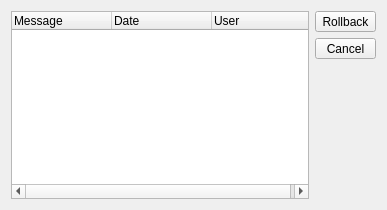
Old version of the form gitforsoftimage/layout/ui/history.ui in the repository csaez/gitforsoftimage.
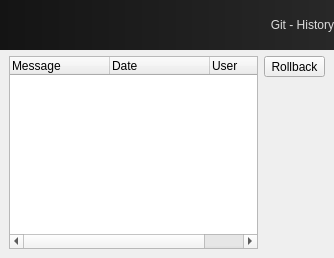
New version of the form.

What changed in the file:
```diff
--- a/gitforsoftimage/layout/ui/history.ui
+++ b/gitforsoftimage/layout/ui/history.ui
@@ -6,14 +6,67 @@
    <rect>
     <x>0</x>
     <y>0</y>
-    <width>387</width>
-    <height>210</height>
+    <width>334</width>
+    <height>258</height>
    </rect>
   </property>
   <property name="windowTitle">
    <string>GitForSoftimage - History</string>
   </property>
-  <layout class="QHBoxLayout" name="horizontalLayout">
+  <layout class="QVBoxLayout" name="verticalLayout">
+   <property name="margin">
+    <number>0</number>
+   </property>
+   <item>
+    <widget class="QLabel" name="banner_label">
+     <property name="sizePolicy">
+      <sizepolicy hsizetype="Preferred" vsizetype="Minimum">
+       <horstretch>0</horstretch>
+       <verstretch>0</verstretch>
+      </sizepolicy>
+     </property>
+     <property name="minimumSize">
+      <size>
+       <width>0</width>
+       <height>50</height>
+      </size>
+     </property>
+     <property name="maximumSize">
+      <size>
+       <width>16777215</width>
+       <height>50</height>
+      </size>
+     </property>
+     <property name="styleSheet">
+      <string notr="true">font: 75 bold italic 18pt &quot;Trebuchet MS&quot;;
+color: rgb(220, 220, 220);
+background-color: qlineargradient(spread:pad, x1:0, y1:0, x2:1, y2:0, stop:0 rgba(20, 20, 20, 255), stop:1 rgba(40, 40, 40, 255));</string>
+     </property>
+     <property name="text">
+      <string>Git - History</string>
+     </property>
+     <property name="alignment">
+      <set>Qt::AlignRight|Qt::AlignTrailing|Qt::AlignVCenter</set>
+     </property>
+     <property name="margin">
+      <number>9</number>
+     </property>
+    </widget>
+   </item>
+   <item>
+    <layout class="QHBoxLayout" name="contents_layout">
+     <property name="leftMargin">
+      <number>9</number>
+     </property>
+     <property name="topMargin">
+      <number>0</number>
+     </property>
+     <property name="rightMargin">
+      <number>9</number>
+     </property>
+     <property name="bottomMargin">
+      <number>9</number>
+     </property>
    <item>
     <widget class="QTreeWidget" name="history_treeWidget">
      <column>
@@ -48,19 +101,6 @@
        </property>
       </widget>
      </item>
-     <item>
-      <widget class="QToolButton" name="cancel_button">
-       <property name="sizePolicy">
-        <sizepolicy hsizetype="Minimum" vsizetype="Fixed">
-         <horstretch>0</horstretch>
-         <verstretch>0</verstretch>
-        </sizepolicy>
-       </property>
-       <property name="text">
-        <string>Cancel</string>
-       </property>
-      </widget>
-     </item>
      <item>
       <spacer name="buttons_vspacer">
        <property name="orientation">
@@ -77,6 +117,8 @@
     </layout>
    </item>
   </layout>
+   </item>
+  </layout>
  </widget>
  <resources/>
  <connections>
```
Left out of the diff: 16 changed lines with no effect on the pictures. Lines whose indentation alone changed are shown as unchanged.
